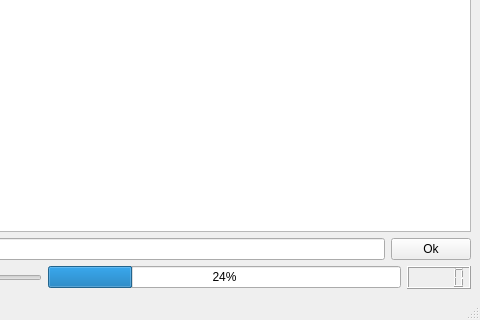
Before: the Qt Designer form MainWindow.ui in simotek/training-repo, drawn with Qt 5; both pictures show x 320 to 800 and y 280 to 600 of the 800 by 600 pixel window.
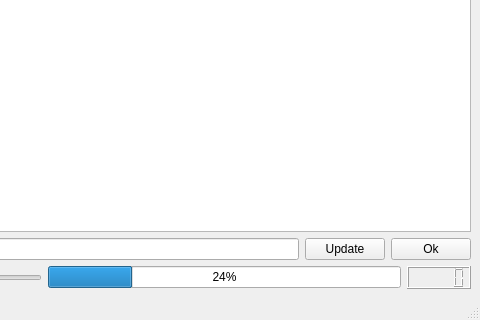
After: the same form once the commit is applied. Custom widgets are drawn as their Qt base class.

```diff
--- a/MainWindow.ui
+++ b/MainWindow.ui
@@ -33,6 +33,13 @@
       <item>
        <widget class="QLineEdit" name="person"/>
       </item>
+      <item>
+       <widget class="QPushButton" name="updateButton">
+        <property name="text">
+         <string>Update</string>
+        </property>
+       </widget>
+      </item>
       <item>
        <widget class="QPushButton" name="okButton">
         <property name="text">
```
Left out of the diff: 4 changed lines with no effect on the pictures.
